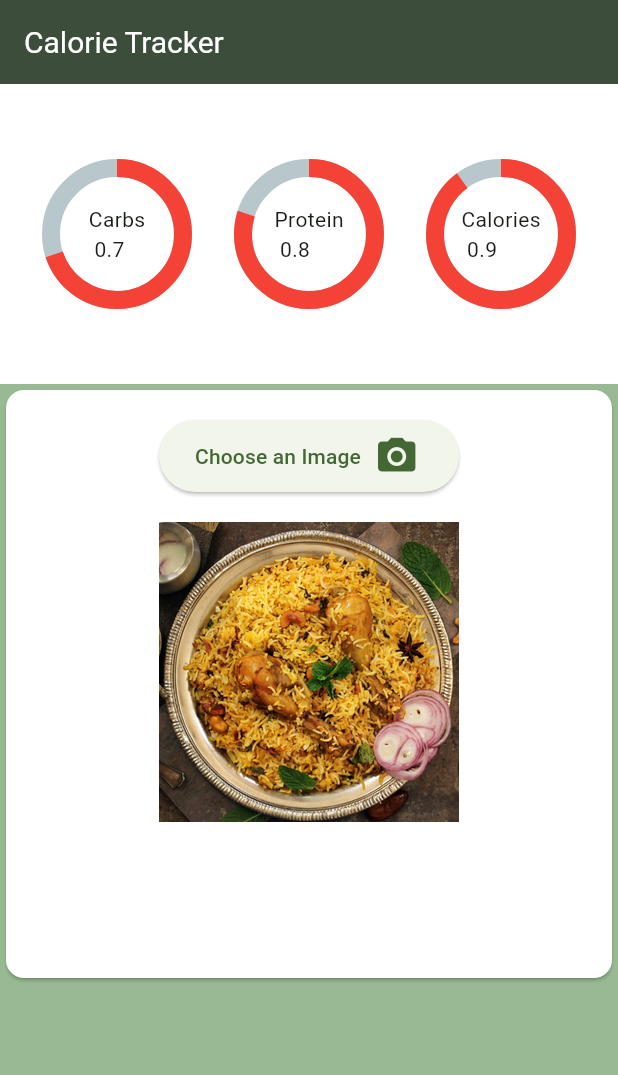
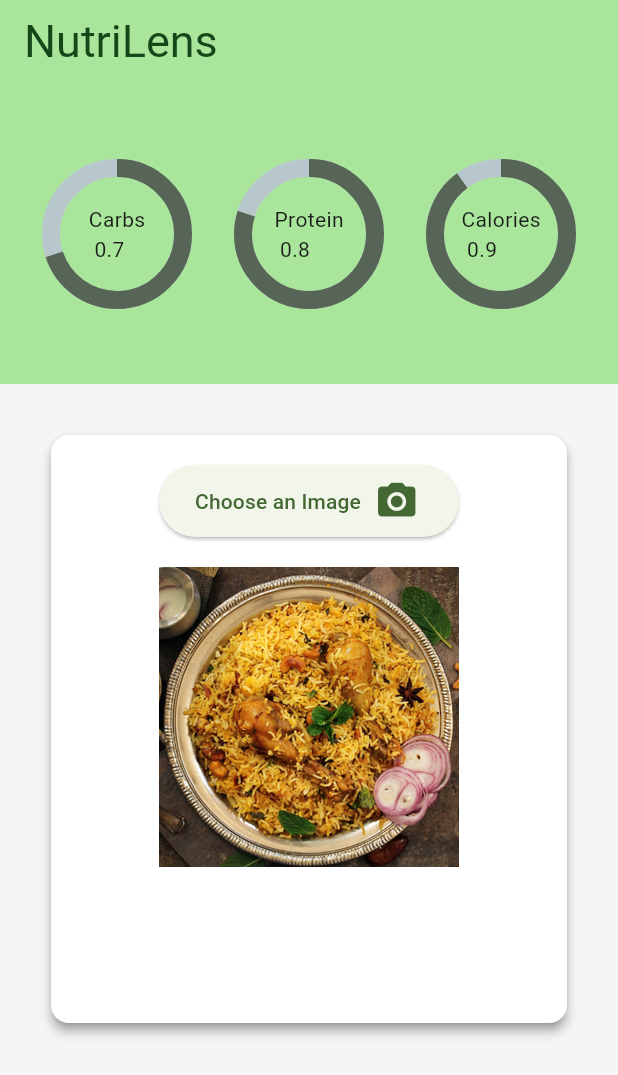
Before and after one commit to jerardh/nutrilens, a Flutter app: the screen it shows after launch, on a phone screen of 412 x 824 dp. Shown: the top 1075 px of the screen. Run offline on Flutter 3.47's test engine with Material 3 defaults, Android fonts, the phone set to English and light mode, and no system bars; drawn by our look-alikes of percent_indicator; our stand-ins replace cloud_firestore, firebase_core, image_picker; accounts and stored records are empty.

Commit message:
Added lib/utils

```diff
--- a/lib/CalorieInfo.dart
+++ b/lib/CalorieInfo.dart
@@ -1,3 +1,4 @@
+import 'package:calorie_tracker/utils/AppColors.dart';
 import 'package:flutter/material.dart';
 import 'package:percent_indicator/circular_percent_indicator.dart';
 
@@ -14,17 +15,17 @@ class CalorieInfoState extends State<Calorieinfo> {
   @override
   Widget build(BuildContext context) {
     return Container(
-      color: Colors.white,
+      color: AppColors.primary,
       child: SizedBox(
         child: Row(
         mainAxisAlignment: MainAxisAlignment.spaceEvenly,
       children: [
         CircularPercentIndicator(
-            radius: radius, lineWidth: linewidth, percent: carbs,center: Text("Carbs\n "+carbs.toString())),
+            radius: radius, lineWidth: linewidth, percent: carbs,center: Text("Carbs\n "+carbs.toString()),progressColor: AppColors.primaryDarker,),
         CircularPercentIndicator(
-            radius: radius, lineWidth: linewidth, percent: protein,center: Text("Protein\n "+protein.toString())),
+            radius: radius, lineWidth: linewidth, percent: protein,center: Text("Protein\n "+protein.toString()),progressColor: AppColors.primaryDarker),
         CircularPercentIndicator(
-            radius: radius, lineWidth: linewidth, percent: calories,center: Text("Calories\n "+calories.toString()))
+            radius: radius, lineWidth: linewidth, percent: calories,center: Text("Calories\n "+calories.toString()),progressColor: AppColors.primaryDarker)
       ],
     ))
     );
--- a/lib/Heading.dart
+++ b/lib/Heading.dart
@@ -1,13 +1,14 @@
+import 'package:calorie_tracker/utils/AppColors.dart';
 import 'package:flutter/material.dart';
 import 'package:flutter/widgets.dart';
+import 'utils/AppText.dart';
 
 class Heading extends StatelessWidget {
   @override
-  String text = "Calorie Tracker";
   Widget build(BuildContext context) {
     return Text(
-      text,
-      style: TextStyle(color: Colors.white, fontSize: 20),
+      AppText.title,
+      style: TextStyle(color: AppColors.textPrimary, fontSize: AppText.primarySize),
     );
   }
 }
--- a/lib/imagepick.dart
+++ b/lib/imagepick.dart
@@ -1,4 +1,5 @@
 import 'package:calorie_tracker/customButton.dart';
+import 'package:calorie_tracker/utils/AppColors.dart';
 import 'package:flutter/material.dart';
 import 'package:flutter/widgets.dart';
 import 'package:image_picker/image_picker.dart';
@@ -16,10 +17,14 @@ class ImagePickState extends State<ImagePick> {
   String _hasImage = "False";
   @override
   Widget build(BuildContext context) {
-    return (SizedBox(
+    return (Padding(
+        padding: EdgeInsets.all(30),
+        child: SizedBox(
             height: 400,
             width: double.infinity,
             child: Card(
+                elevation: 3,
+                shadowColor: AppColors.textSecondary,
                 color: Colors.white,
                 child: Column(
                   children: [
@@ -27,11 +32,12 @@ class ImagePickState extends State<ImagePick> {
                     SizedBox(
                         width: 200,
                         child: ElevatedButton(
-                        onPressed: () => {getImage()}, child: Custombutton())),
+                            onPressed: () => {getImage()},
+                            child: Custombutton())),
                     SizedBox(height: 20),
                     _img
                   ],
-            ))));
+                )))));
   }
 
   void getImage() async {
--- a/lib/main.dart
+++ b/lib/main.dart
@@ -3,7 +3,7 @@ import 'package:calorie_tracker/home.dart';
 import 'package:flutter/material.dart';
 import 'package:firebase_core/firebase_core.dart';
 import 'firebase_options.dart';
-
+import 'utils/AppColors.dart';
 void main() async {
   WidgetsFlutterBinding.ensureInitialized();
   await Firebase.initializeApp(
@@ -15,8 +15,6 @@ void main() async {
 
 class MyApp extends StatelessWidget {
   static const appName = "Calorie Tracker";
-  static const primaryColor = Color.fromARGB(255, 152, 186, 146);
-  static const primaryDark = Color.fromARGB(255, 61, 77, 59);
   const MyApp({super.key});
 
   // This widget is the root of your application.
@@ -28,9 +26,10 @@ class MyApp extends StatelessWidget {
           colorScheme: ColorScheme.fromSeed(
               seedColor: Color.fromARGB(255, 129, 250, 82)),
           useMaterial3: true,
-          scaffoldBackgroundColor: primaryColor),
+          scaffoldBackgroundColor: AppColors.background),
       home: Scaffold(
-          appBar: AppBar(title: Heading(), backgroundColor: primaryDark),
+
+          appBar: AppBar(title: Heading(), backgroundColor: AppColors.primary),
           body: Center(child: Home())),
     );
   }
--- /dev/null
+++ b/lib/utils/AppColors.dart
@@ -0,0 +1,22 @@
+import 'package:flutter/material.dart';
+
+class AppColors {
+  // Primary colors
+  static const Color primary = Color(0xFFAAE59C);
+  static const Color primaryDark = Color(0xFF7FC780);
+  static const Color primaryDarker = Color.fromARGB(255, 87, 101, 87);
+
+  // Secondary colors
+  static const Color secondary = Color(0xFFFFA000); // Example amber
+  static const Color secondaryLight = Color(0xFFFFD149);
+  static const Color secondaryDark = Color(0xFFC67100);
+
+  // Neutral colors
+  static const Color background = Color(0xFFF5F5F5);
+  static const Color surface = Color(0xFFFFFFFF);
+  static const Color divider = Color(0xFFBDBDBD);
+
+  // Text colors
+  static const Color textPrimary = Color.fromARGB(255, 20, 72, 25);
+  static const Color textSecondary = Color(0xFF757575);
+}
--- /dev/null
+++ b/lib/utils/AppText.dart
@@ -0,0 +1,4 @@
+class AppText {
+  static const title = "NutriLens";
+  static const double primarySize = 30;
+}
```
Lines whose indentation alone changed are shown as unchanged.
